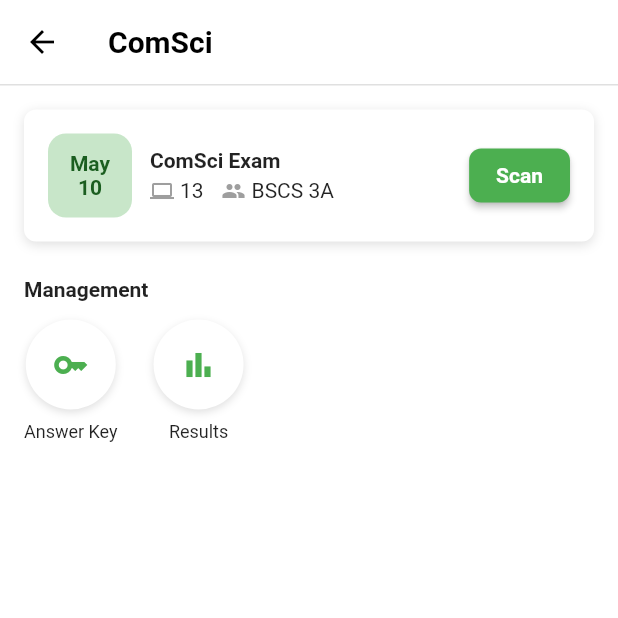
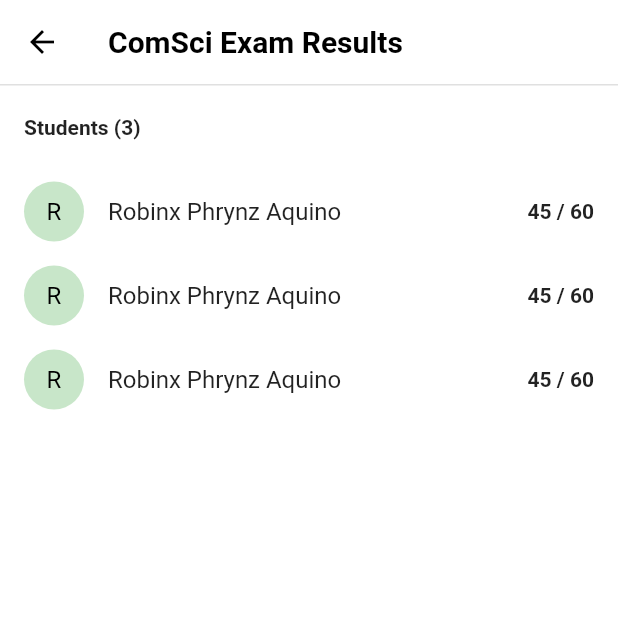
Before and after one commit to alienstro/exam_ocr, a Flutter app: the ExamDetailScreen screen opened directly, after a tap on the "bar chart" icon, on a phone screen of 412 x 824 dp, the top half of it. Run offline on Flutter 3.47's test engine with Material 3 defaults, Android fonts, the phone set to English and light mode, and no system bars.

Commit message:
done students exam result screen

```diff
--- a/lib/features/exam/views/exam_detail_screen.dart
+++ b/lib/features/exam/views/exam_detail_screen.dart
@@ -1,3 +1,4 @@
+import 'package:exam_ocr/features/exam/views/exam_exam_results_screen.dart';
 import 'package:flutter/material.dart';
 import './exam_scan_screen.dart';
 import './exam_answerskey_screen.dart';
@@ -142,7 +143,10 @@ class ExamDetailScreen extends StatelessWidget {
                   icon: Icons.bar_chart,
                   label: 'Results',
                   onTap: () {
-                   // TODO : Handle the results route
+                    Navigator.push(
+                      context,
+                      MaterialPageRoute(builder: (_) => ExamResultScreenStudents()),
+                    );
                   },
                 ),
               ],
--- /dev/null
+++ b/lib/features/exam/views/exam_exam_results_screen.dart
@@ -0,0 +1,66 @@
+import 'package:flutter/material.dart';
+
+class ExamResultScreenStudents extends StatelessWidget {
+  final List<Map<String, dynamic>> students = [
+    {'name': 'Robinx Phrynz Aquino', 'score': 45, 'total': 60},
+    {'name': 'Robinx Phrynz Aquino', 'score': 45, 'total': 60},
+    {'name': 'Robinx Phrynz Aquino', 'score': 45, 'total': 60},
+  ];
+
+  @override
+  Widget build(BuildContext context) {
+    return Scaffold(
+      backgroundColor: Colors.white,
+
+      appBar: AppBar(
+        backgroundColor: Colors.white,
+        foregroundColor: Colors.black,
+        elevation: 0,
+        title: Text(
+          'ComSci Exam Results',
+          style: TextStyle(fontWeight: FontWeight.bold),
+        ),
+        leading: IconButton(
+          icon: Icon(Icons.arrow_back),
+          onPressed: () {
+            Navigator.pop(context);
+          },
+        ),
+        bottom: PreferredSize(
+          preferredSize: Size.fromHeight(1.0),
+          child: Container(height: 1.0, color: Colors.black12),
+        ),
+      ),
+
+      body: ListView(
+        children: [
+          Padding(
+            padding: const EdgeInsets.symmetric(horizontal: 16.0, vertical: 20),
+            child: Text(
+              'Students (${students.length})',
+              style: TextStyle(fontWeight: FontWeight.bold),
+            ),
+          ),
+          ...students.map((student) {
+            String name = student['name'];
+            int score = student['score'];
+            int total = student['total'];
+            String initial = name[0].toUpperCase();
+
+            return ListTile(
+              leading: CircleAvatar(
+                backgroundColor: Colors.green.shade100,
+                child: Text(initial, style: TextStyle(color: Colors.black)),
+              ),
+              title: Text(name),
+              trailing: Text(
+                '$score / $total',
+                style: TextStyle(fontWeight: FontWeight.bold),
+              ),
+            );
+          }).toList(),
+        ],
+      ),
+    );
+  }
+}
```
Also changed, not shown: lib/navigation/bottom_nav.dart (+32 -20 lines).
